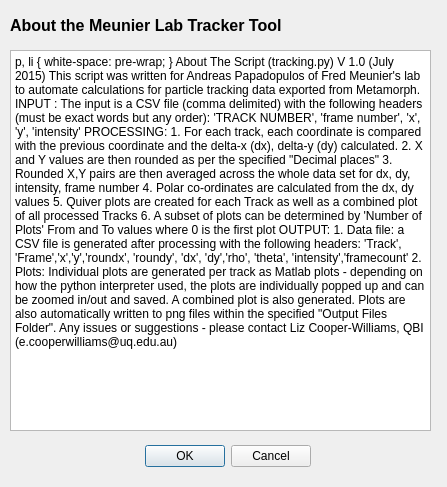
QBI-Microscopy/Tracking, file tracker_help.ui: the form before one commit.
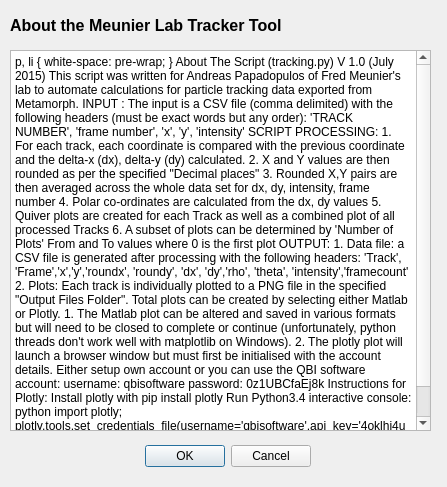
The form after the commit.

Commit message: Removed plotly credentials file (will be created per user) Updated help text and comments in trackerapp.py

```diff
--- a/tracker_help.ui
+++ b/tracker_help.ui
@@ -61,21 +61,35 @@
 &lt;p style=&quot; margin-top:0px; margin-bottom:0px; margin-left:0px; margin-right:0px; -qt-block-indent:0; text-indent:0px;&quot;&gt;&lt;span style=&quot; font-size:10pt;&quot;&gt;About The Script (tracking.py)&lt;/span&gt;&lt;/p&gt;
 &lt;p style=&quot; margin-top:0px; margin-bottom:0px; margin-left:0px; margin-right:0px; -qt-block-indent:0; text-indent:0px;&quot;&gt;&lt;span style=&quot; font-size:8pt;&quot;&gt;V 1.0 (July 2015)&lt;/span&gt;&lt;/p&gt;
 &lt;p style=&quot; margin-top:0px; margin-bottom:0px; margin-left:0px; margin-right:0px; -qt-block-indent:0; text-indent:0px;&quot;&gt;This script was written for Andreas Papadopulos of Fred Meunier's lab to automate calculations for particle tracking data exported from Metamorph.&lt;/p&gt;
+&lt;p style=&quot;-qt-paragraph-type:empty; margin-top:0px; margin-bottom:0px; margin-left:0px; margin-right:0px; -qt-block-indent:0; text-indent:0px;&quot;&gt;&lt;br /&gt;&lt;/p&gt;
 &lt;p style=&quot; margin-top:0px; margin-bottom:0px; margin-left:0px; margin-right:0px; -qt-block-indent:0; text-indent:0px;&quot;&gt;&lt;span style=&quot; font-weight:600;&quot;&gt;INPUT&lt;/span&gt;: The input is a CSV file (comma delimited) with the following headers (must be exact words but any order):&lt;/p&gt;
 &lt;p style=&quot; margin-top:0px; margin-bottom:0px; margin-left:0px; margin-right:0px; -qt-block-indent:0; text-indent:0px;&quot;&gt; 'TRACK NUMBER', 'frame number', 'x', 'y', 'intensity'&lt;/p&gt;
-&lt;p style=&quot; margin-top:0px; margin-bottom:0px; margin-left:0px; margin-right:0px; -qt-block-indent:0; text-indent:0px;&quot;&gt;&lt;span style=&quot; font-weight:600;&quot;&gt;PROCESSING:&lt;/span&gt;&lt;/p&gt;
+&lt;p style=&quot;-qt-paragraph-type:empty; margin-top:0px; margin-bottom:0px; margin-left:0px; margin-right:0px; -qt-block-indent:0; text-indent:0px;&quot;&gt;&lt;br /&gt;&lt;/p&gt;
+&lt;p style=&quot; margin-top:0px; margin-bottom:0px; margin-left:0px; margin-right:0px; -qt-block-indent:0; text-indent:0px;&quot;&gt;&lt;span style=&quot; font-weight:600;&quot;&gt;SCRIPT PROCESSING:&lt;/span&gt;&lt;/p&gt;
 &lt;p style=&quot; margin-top:0px; margin-bottom:0px; margin-left:0px; margin-right:0px; -qt-block-indent:0; text-indent:0px;&quot;&gt;1. For each track, each coordinate is compared with the previous coordinate and the delta-x (dx), delta-y (dy) calculated.&lt;/p&gt;
 &lt;p style=&quot; margin-top:0px; margin-bottom:0px; margin-left:0px; margin-right:0px; -qt-block-indent:0; text-indent:0px;&quot;&gt;2. X and Y values are then rounded as per the specified &amp;quot;Decimal places&amp;quot; &lt;/p&gt;
 &lt;p style=&quot; margin-top:0px; margin-bottom:0px; margin-left:0px; margin-right:0px; -qt-block-indent:0; text-indent:0px;&quot;&gt;3. Rounded X,Y pairs are then averaged across the whole data set for dx, dy, intensity, frame number&lt;/p&gt;
 &lt;p style=&quot; margin-top:0px; margin-bottom:0px; margin-left:0px; margin-right:0px; -qt-block-indent:0; text-indent:0px;&quot;&gt;4. Polar co-ordinates are calculated from the dx, dy values&lt;/p&gt;
 &lt;p style=&quot; margin-top:0px; margin-bottom:0px; margin-left:0px; margin-right:0px; -qt-block-indent:0; text-indent:0px;&quot;&gt;5. Quiver plots are created for each Track as well as a combined plot of all processed Tracks&lt;/p&gt;
 &lt;p style=&quot; margin-top:0px; margin-bottom:0px; margin-left:0px; margin-right:0px; -qt-block-indent:0; text-indent:0px;&quot;&gt;6. A subset of plots can be determined by 'Number of Plots' From and To values where 0 is the first plot&lt;/p&gt;
+&lt;p style=&quot;-qt-paragraph-type:empty; margin-top:0px; margin-bottom:0px; margin-left:0px; margin-right:0px; -qt-block-indent:0; text-indent:0px;&quot;&gt;&lt;br /&gt;&lt;/p&gt;
 &lt;p style=&quot; margin-top:0px; margin-bottom:0px; margin-left:0px; margin-right:0px; -qt-block-indent:0; text-indent:0px;&quot;&gt;&lt;span style=&quot; font-weight:600;&quot;&gt;OUTPUT:&lt;/span&gt;&lt;/p&gt;
 &lt;p style=&quot; margin-top:0px; margin-bottom:0px; margin-left:0px; margin-right:0px; -qt-block-indent:0; text-indent:0px;&quot;&gt;1. &lt;span style=&quot; font-weight:600;&quot;&gt;Data file:&lt;/span&gt; a CSV file is generated after processing with the following headers:&lt;/p&gt;
 &lt;p style=&quot; margin-top:0px; margin-bottom:0px; margin-left:0px; margin-right:0px; -qt-block-indent:0; text-indent:0px;&quot;&gt;'Track', 'Frame','x','y','roundx', 'roundy', 'dx', 'dy','rho', 'theta', 'intensity','framecount'&lt;/p&gt;
-&lt;p style=&quot; margin-top:0px; margin-bottom:0px; margin-left:0px; margin-right:0px; -qt-block-indent:0; text-indent:0px;&quot;&gt;2. &lt;span style=&quot; font-weight:600;&quot;&gt;Plots:&lt;/span&gt; Individual plots are generated per track as Matlab plots - depending on how the python interpreter used, the plots are individually popped up and can be zoomed in/out and saved.&lt;/p&gt;
-&lt;p style=&quot; margin-top:0px; margin-bottom:0px; margin-left:0px; margin-right:0px; -qt-block-indent:0; text-indent:0px;&quot;&gt;A combined plot is also generated.&lt;/p&gt;
-&lt;p style=&quot; margin-top:0px; margin-bottom:0px; margin-left:0px; margin-right:0px; -qt-block-indent:0; text-indent:0px;&quot;&gt;Plots are also automatically written to png files within the specified &amp;quot;Output Files Folder&amp;quot;.&lt;/p&gt;
+&lt;p style=&quot; margin-top:0px; margin-bottom:0px; margin-left:0px; margin-right:0px; -qt-block-indent:0; text-indent:0px;&quot;&gt;2. &lt;span style=&quot; font-weight:600;&quot;&gt;Plots:&lt;/span&gt; Each track is individually plotted to a PNG file in the specified &amp;quot;Output Files Folder&amp;quot;. &lt;/p&gt;
+&lt;p style=&quot; margin-top:0px; margin-bottom:0px; margin-left:0px; margin-right:0px; -qt-block-indent:0; text-indent:0px;&quot;&gt;&lt;span style=&quot; font-weight:600;&quot;&gt;Total plots &lt;/span&gt;can be created by selecting either Matlab or Plotly.  &lt;/p&gt;
+&lt;p style=&quot; margin-top:0px; margin-bottom:0px; margin-left:0px; margin-right:0px; -qt-block-indent:0; text-indent:0px;&quot;&gt;1. The Matlab plot can be altered and saved in various formats but will need to be closed to complete or continue (unfortunately, python threads don't work well with matplotlib on Windows).&lt;/p&gt;
+&lt;p style=&quot; margin-top:0px; margin-bottom:0px; margin-left:0px; margin-right:0px; -qt-block-indent:0; text-indent:0px;&quot;&gt;2. The plotly plot will launch a browser window but must first be initialised with the account details.  Either setup own account or you can use the QBI software account:&lt;/p&gt;
+&lt;p style=&quot; margin-top:0px; margin-bottom:0px; margin-left:0px; margin-right:0px; -qt-block-indent:0; text-indent:0px;&quot;&gt;    username: qbisoftware&lt;/p&gt;
+&lt;p style=&quot; margin-top:0px; margin-bottom:0px; margin-left:0px; margin-right:0px; -qt-block-indent:0; text-indent:0px;&quot;&gt;    password: 0z1UBCfaEj8k &lt;/p&gt;
+&lt;p style=&quot; margin-top:0px; margin-bottom:0px; margin-left:0px; margin-right:0px; -qt-block-indent:0; text-indent:0px;&quot;&gt;&lt;span style=&quot; font-weight:600;&quot;&gt;Instructions for Plotly:&lt;/span&gt;&lt;/p&gt;
+&lt;p style=&quot; margin-top:0px; margin-bottom:0px; margin-left:0px; margin-right:0px; -qt-block-indent:0; text-indent:0px;&quot;&gt;Install plotly with&lt;/p&gt;
+&lt;p style=&quot; margin-top:0px; margin-bottom:0px; margin-left:0px; margin-right:0px; -qt-block-indent:0; text-indent:0px;&quot;&gt;&amp;gt;pip install plotly&lt;/p&gt;
+&lt;p style=&quot; margin-top:0px; margin-bottom:0px; margin-left:0px; margin-right:0px; -qt-block-indent:0; text-indent:0px;&quot;&gt;Run Python3.4 interactive console:&lt;/p&gt;
+&lt;p style=&quot; margin-top:0px; margin-bottom:0px; margin-left:0px; margin-right:0px; -qt-block-indent:0; text-indent:0px;&quot;&gt;&amp;gt;python &lt;/p&gt;
+&lt;p style=&quot; margin-top:0px; margin-bottom:0px; margin-left:0px; margin-right:0px; -qt-block-indent:0; text-indent:0px;&quot;&gt;&amp;gt;&amp;gt;&amp;gt;import plotly;&lt;/p&gt;
+&lt;p style=&quot; margin-top:0px; margin-bottom:0px; margin-left:0px; margin-right:0px; -qt-block-indent:0; text-indent:0px;&quot;&gt;&amp;gt;&amp;gt;&amp;gt;plotly.tools.set_credentials_file(username='qbisoftware',api_key='4oklhj4uhy')&lt;/p&gt;
+&lt;p style=&quot;-qt-paragraph-type:empty; margin-top:0px; margin-bottom:0px; margin-left:0px; margin-right:0px; -qt-block-indent:0; text-indent:0px;&quot;&gt;&lt;br /&gt;&lt;/p&gt;
 &lt;p style=&quot;-qt-paragraph-type:empty; margin-top:0px; margin-bottom:0px; margin-left:0px; margin-right:0px; -qt-block-indent:0; text-indent:0px;&quot;&gt;&lt;br /&gt;&lt;/p&gt;
 &lt;p style=&quot; margin-top:0px; margin-bottom:0px; margin-left:0px; margin-right:0px; -qt-block-indent:0; text-indent:0px;&quot;&gt;Any issues or suggestions - please contact Liz Cooper-Williams, QBI (e.cooperwilliams@uq.edu.au)&lt;/p&gt;&lt;/body&gt;&lt;/html&gt;</string>
     </property>
```
The commit also changes 2 other files.
